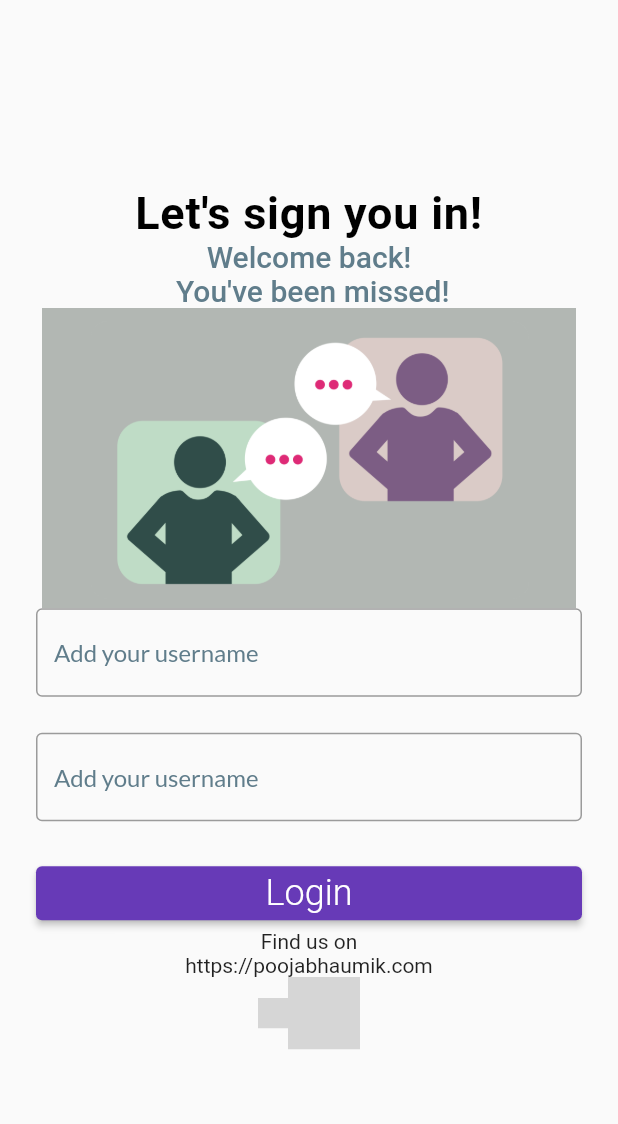
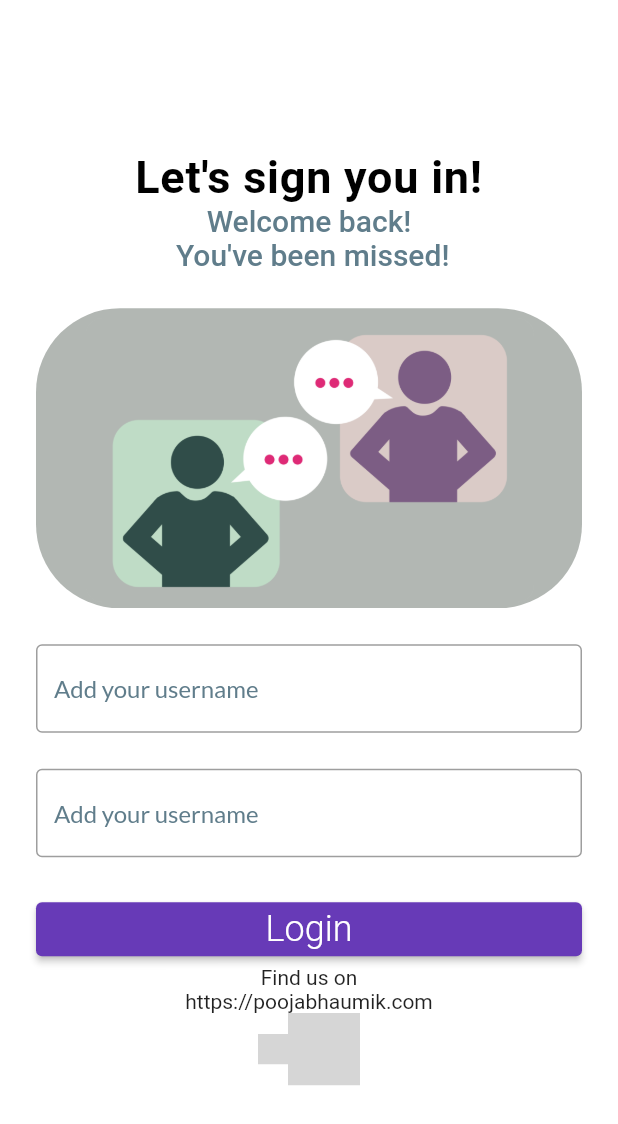
Before and after one commit to alvicaranzo/chat_app, a Flutter app: the screen it shows after launch, on a phone screen of 412 x 824 dp. Shown: the top 1124 px of the screen. Run offline on Flutter 3.47's test engine with Material 2 defaults, Android fonts, the phone set to English and light mode, and no system bars; our stand-ins replace google_fonts; missing offline and left inert: social_media_buttons; grey boxes are pictures that could not be loaded.

Commit message:
Creating rounded UI elements

```diff
--- a/lib/chat_page.dart
+++ b/lib/chat_page.dart
@@ -60,6 +60,7 @@ class _ChatPageState extends State<ChatPage> {
   Widget build(BuildContext context) {
     final username = ModalRoute.of(context)!.settings.arguments as String;
     return Scaffold(
+      backgroundColor: Colors.white,
       appBar: AppBar(
         backgroundColor: Colors.transparent,
         elevation: 0,
--- a/lib/login_page.dart
+++ b/lib/login_page.dart
@@ -34,6 +34,7 @@ class LoginPage extends StatelessWidget {
   @override
   Widget build(BuildContext context) {
     return Scaffold(
+      backgroundColor: Colors.white,
       body: Center(
         child: Padding(
           padding: const EdgeInsets.all(24.0),
@@ -59,11 +60,17 @@ class LoginPage extends StatelessWidget {
                       fontSize: 20,
                       color: Colors.blueGrey),
                 ),
-                Image.asset(
-                  'assets/illustration.png',
+                verticalSpacing(24),
+                Container(
                   height: 200,
+                  width: MediaQuery.of(context).size.width,
+                  decoration: BoxDecoration(
+                      image: DecorationImage(
+                          fit: BoxFit.fitWidth,
+                          image: AssetImage('assets/illustration.png')),
+                      borderRadius: BorderRadius.circular(56)),
                 ),
-
+                verticalSpacing(24),
                 //TODO: Add Username & Password text fields
 
                 Form(
--- a/lib/main.dart
+++ b/lib/main.dart
@@ -12,6 +12,7 @@ class ChatApp extends StatelessWidget {
     return MaterialApp(
       title: "Chat App",
       theme: ThemeData(
+          canvasColor: Colors.transparent,
           primarySwatch: Colors.deepPurple,
           appBarTheme: AppBarTheme(
               backgroundColor: Colors.blue, foregroundColor: Colors.black)),
```
Also changed, not shown: lib/widgets/chat_bubble.dart (+11 -6 lines), lib/widgets/picker_body.dart (+10 -2 lines).
